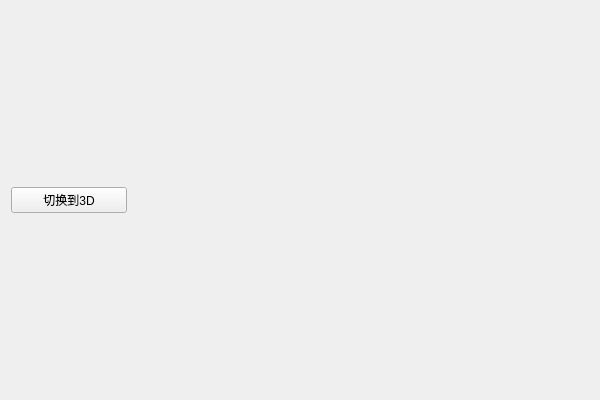
Above: MainInterface.ui from DXia-101/DepthToPCL before the change. Below: the same form after it.
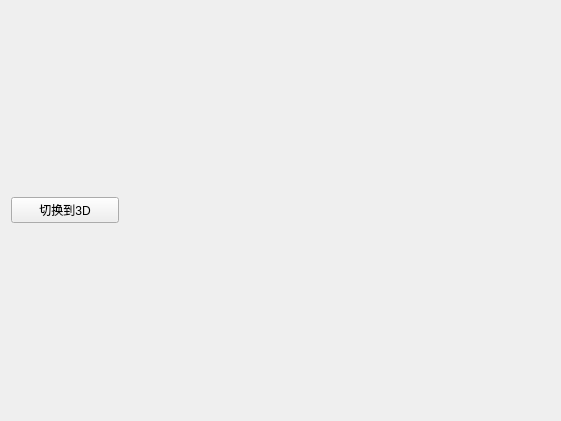
That is the form after the change.

```diff
--- a/MainInterface.ui
+++ b/MainInterface.ui
@@ -6,14 +6,19 @@
    <rect>
     <x>0</x>
     <y>0</y>
-    <width>600</width>
-    <height>400</height>
+    <width>561</width>
+    <height>421</height>
    </rect>
   </property>
   <property name="windowTitle">
    <string>MainInterface</string>
   </property>
-  <layout class="QHBoxLayout" name="horizontalLayout" stretch="2,8,0">
+  <layout class="QVBoxLayout" name="verticalLayout" stretch="0,10">
+   <item>
+    <layout class="QHBoxLayout" name="ToolBarLayout"/>
+   </item>
+   <item>
+    <layout class="QHBoxLayout" name="horizontalLayout_2" stretch="2,8,0">
    <item>
     <layout class="QVBoxLayout" name="labelLayout">
      <item>
@@ -30,6 +35,8 @@
    </item>
    <item>
     <layout class="QVBoxLayout" name="browserLayout"/>
+     </item>
+    </layout>
    </item>
   </layout>
  </widget>
```
Lines whose indentation alone changed are shown as unchanged.
